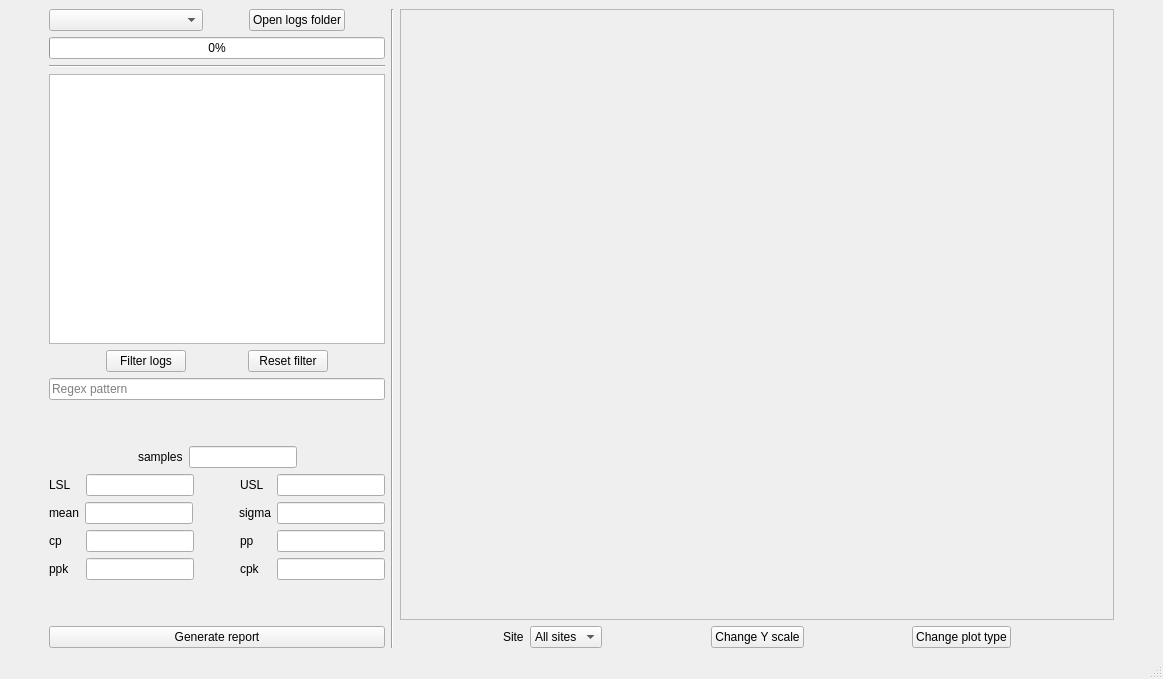
Unvire/DataAnalyzer, file ui/main.ui: the form before one commit.
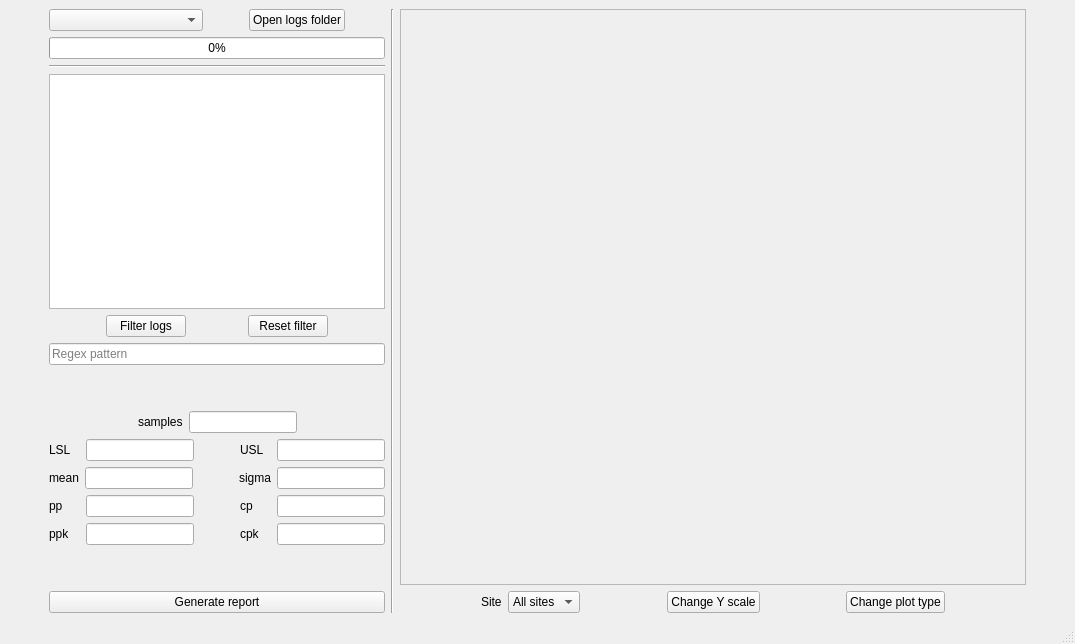
The form after the commit.

Commit message: implements process parameter calculations

```diff
--- a/ui/main.ui
+++ b/ui/main.ui
@@ -6,8 +6,8 @@
    <rect>
     <x>0</x>
     <y>0</y>
-    <width>1163</width>
-    <height>679</height>
+    <width>1075</width>
+    <height>644</height>
    </rect>
   </property>
   <property name="windowTitle">
@@ -414,49 +414,6 @@
         </item>
         <item>
          <layout class="QHBoxLayout" name="horizontalLayout_17" stretch="1,0,1">
-          <item>
-           <layout class="QHBoxLayout" name="horizontalLayout_16">
-            <item>
-             <widget class="QLabel" name="cpLabel">
-              <property name="text">
-               <string>cp</string>
-              </property>
-             </widget>
-            </item>
-            <item>
-             <widget class="QLineEdit" name="cpEdit">
-              <property name="sizePolicy">
-               <sizepolicy hsizetype="Fixed" vsizetype="Fixed">
-                <horstretch>0</horstretch>
-                <verstretch>0</verstretch>
-               </sizepolicy>
-              </property>
-              <property name="cursor">
-               <cursorShape>IBeamCursor</cursorShape>
-              </property>
-              <property name="statusTip">
-               <string/>
-              </property>
-              <property name="readOnly">
-               <bool>true</bool>
-              </property>
-             </widget>
-            </item>
-           </layout>
-          </item>
-          <item>
-           <spacer name="horizontalSpacer_15">
-            <property name="orientation">
-             <enum>Qt::Horizontal</enum>
-            </property>
-            <property name="sizeHint" stdset="0">
-             <size>
-              <width>40</width>
-              <height>20</height>
-             </size>
-            </property>
-           </spacer>
-          </item>
           <item>
            <layout class="QHBoxLayout" name="horizontalLayout_13">
             <item>
@@ -487,6 +444,49 @@
             </item>
            </layout>
           </item>
+          <item>
+           <spacer name="horizontalSpacer_15">
+            <property name="orientation">
+             <enum>Qt::Horizontal</enum>
+            </property>
+            <property name="sizeHint" stdset="0">
+             <size>
+              <width>40</width>
+              <height>20</height>
+             </size>
+            </property>
+           </spacer>
+          </item>
+          <item>
+           <layout class="QHBoxLayout" name="horizontalLayout_16">
+            <item>
+             <widget class="QLabel" name="cpLabel">
+              <property name="text">
+               <string>cp</string>
+              </property>
+             </widget>
+            </item>
+            <item>
+             <widget class="QLineEdit" name="cpEdit">
+              <property name="sizePolicy">
+               <sizepolicy hsizetype="Fixed" vsizetype="Fixed">
+                <horstretch>0</horstretch>
+                <verstretch>0</verstretch>
+               </sizepolicy>
+              </property>
+              <property name="cursor">
+               <cursorShape>IBeamCursor</cursorShape>
+              </property>
+              <property name="statusTip">
+               <string/>
+              </property>
+              <property name="readOnly">
+               <bool>true</bool>
+              </property>
+             </widget>
+            </item>
+           </layout>
+          </item>
          </layout>
         </item>
         <item>
```
Left out of the diff: 2 changed lines with no effect on the pictures. The commit also changes 1 other file.
